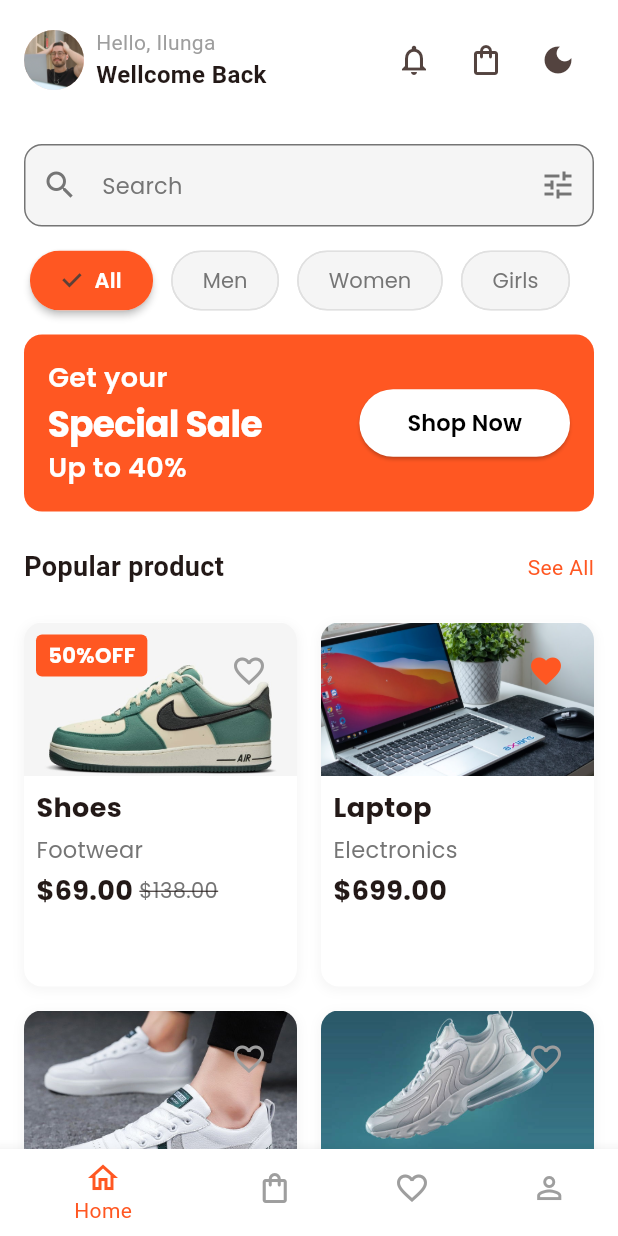
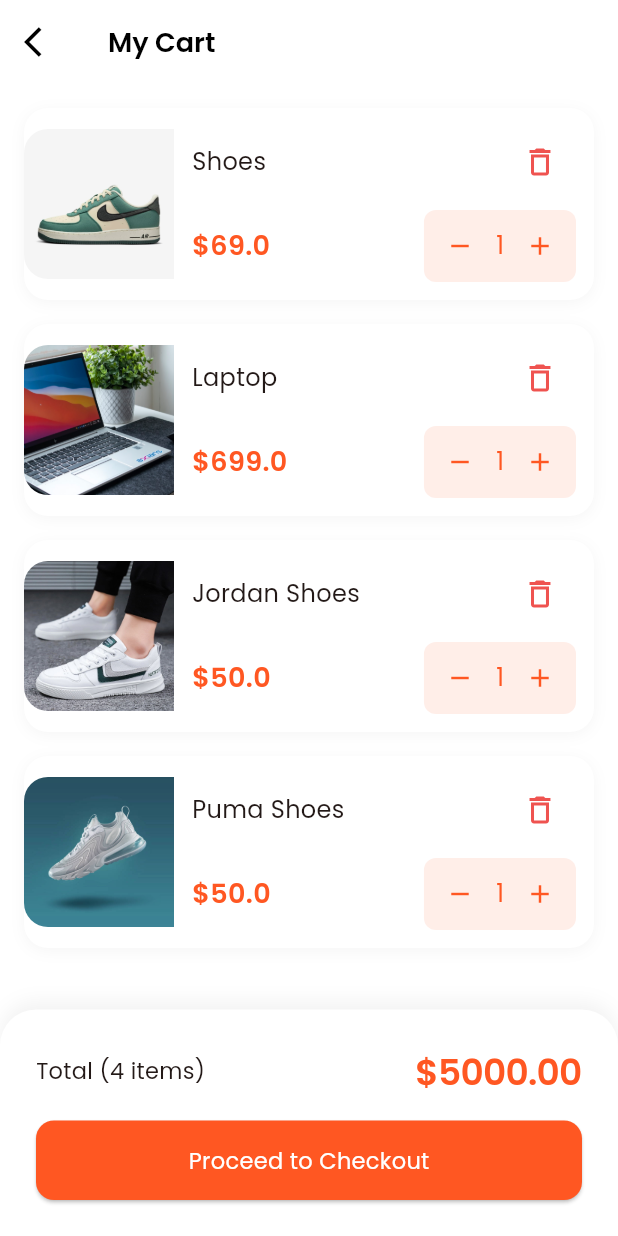
Before and after one commit to pribakil/flutter_ecom1, a Flutter app: the screen it shows after launch, after a tap on "Sign in", after a tap on the "shopping bag" icon, on a phone screen of 412 x 824 dp. Run offline on Flutter 3.47's test engine with Material 3 defaults, Android fonts, the phone set to English and light mode, and no system bars; our stand-ins replace get, get_storage, google_fonts, share_plus.

Commit message:
update: cart, shopping screens & some bottom Nav added

```diff
--- /dev/null
+++ b/lib/view/cart_screen.dart
@@ -0,0 +1,320 @@
+import 'package:ecom1_frontend/models/product.dart';
+import 'package:ecom1_frontend/utils/app_text_styles.dart';
+import 'package:flutter/material.dart';
+import 'package:get/get.dart';
+
+class CartScreen extends StatelessWidget {
+  const CartScreen({super.key});
+
+  @override
+  Widget build(BuildContext context) {
+    final isDark = Theme.of(context).brightness == Brightness.dark;
+    return Scaffold(
+      appBar: AppBar(
+        leading: IconButton(
+          onPressed: () => Get.back(),
+          icon: Icon(
+            Icons.arrow_back_ios,
+            color: isDark ? Colors.white : Colors.black,
+          ),
+        ),
+        title: Text(
+          "My Cart",
+          style: AppTextStyle.withColor(
+            AppTextStyle.h3,
+            isDark ? Colors.white : Colors.black,
+          ),
+        ),
+      ),
+      body: Column(
+        children: [
+          Expanded(
+            child: ListView.builder(
+              padding: EdgeInsets.all(16),
+              itemCount: products.length,
+              itemBuilder: (context, index) =>
+                  _buildCartItem(context, products[index]),
+            ),
+          ),
+          _buildCartItemSummary(context),
+        ],
+      ),
+    );
+  }
+
+  Widget _buildCartItem(BuildContext context, Product product) {
+    final isDark = Theme.of(context).brightness == Brightness.dark;
+
+    return Container(
+      margin: EdgeInsets.only(bottom: 16),
+      decoration: BoxDecoration(
+        color: Theme.of(context).cardColor,
+        borderRadius: BorderRadius.circular(16),
+        boxShadow: [
+          BoxShadow(
+            color: isDark
+                ? Colors.black.withOpacity(0.2)
+                : Colors.grey.withOpacity(0.1),
+            blurRadius: 8,
+            offset: const Offset(0, 2),
+          ),
+        ],
+      ),
+      child: Row(
+        children: [
+          ClipRRect(
+            borderRadius: const BorderRadius.horizontal(
+              left: Radius.circular(16),
+            ),
+            child: Image.asset(
+              product.imageUrl,
+              width: 100,
+              height: 100,
+              fit: BoxFit.cover,
+            ),
+          ),
+          Expanded(
+            child: Padding(
+              padding: EdgeInsets.all(12),
+              child: Column(
+                children: [
+                  Row(
+                    mainAxisAlignment: MainAxisAlignment.spaceBetween,
+                    children: [
+                      Expanded(
+                        child: Text(
+                          product.name,
+                          style: AppTextStyle.withColor(
+                            AppTextStyle.bodyLargeText,
+                            Theme.of(context).textTheme.bodyLarge!.color!,
+                          ),
+                          maxLines: 2,
+                          overflow: TextOverflow.ellipsis,
+                        ),
+                      ),
+                      IconButton(
+                        onPressed: () =>
+                            _showDeleteConfirmationDialog(context, product),
+                        icon: Icon(
+                          Icons.delete_outline,
+                          color: Colors.red[400],
+                        ),
+                      ),
+                    ],
+                  ),
+                  SizedBox(height: 8),
+                  Row(
+                    mainAxisAlignment: MainAxisAlignment.spaceBetween,
+                    children: [
+                      Text(
+                        "\$${product.price}",
+                        style: AppTextStyle.withColor(
+                          AppTextStyle.h3,
+                          Theme.of(context).primaryColor,
+                        ),
+                      ),
+                      Container(
+                        decoration: BoxDecoration(
+                          color: Theme.of(
+                            context,
+                          ).primaryColor.withOpacity(0.1),
+                          borderRadius: BorderRadius.circular(8),
+                        ),
+                        child: Row(
+                          children: [
+                            IconButton(
+                              onPressed: () {},
+                              icon: Icon(
+                                Icons.remove,
+                                size: 20,
+                                color: Theme.of(context).primaryColor,
+                              ),
+                            ),
+                            Text(
+                              "1",
+                              style: AppTextStyle.withColor(
+                                AppTextStyle.bodyLargeText,
+                                Theme.of(context).primaryColor,
+                              ),
+                            ),
+                            IconButton(
+                              onPressed: () {},
+                              icon: Icon(
+                                Icons.add,
+                                size: 20,
+                                color: Theme.of(context).primaryColor,
+                              ),
+                            ),
+                          ],
+                        ),
+                      ),
+                    ],
+                  ),
+                ],
+              ),
+            ),
+          ),
+        ],
+      ),
+    );
+  }
+
+  void _showDeleteConfirmationDialog(BuildContext context, Product product) {
+    final isDark = Theme.of(context).brightness == Brightness.dark;
+
+    Get.dialog(
+      AlertDialog(
+        backgroundColor: Theme.of(context).scaffoldBackgroundColor,
+        shape: RoundedRectangleBorder(borderRadius: BorderRadius.circular(16)),
+        contentPadding: EdgeInsets.all(24),
+        content: Column(
+          mainAxisSize: MainAxisSize.min,
+          children: [
+            Container(
+              padding: EdgeInsets.all(16),
+              decoration: BoxDecoration(
+                color: Colors.red[400]!.withOpacity(0.1),
+                shape: BoxShape.circle,
+              ),
+              child: Icon(
+                Icons.delete_outline,
+                color: Colors.red[400],
+                size: 32,
+              ),
+            ),
+            SizedBox(height: 24),
+            Text(
+              "Remove item",
+              style: AppTextStyle.withColor(
+                AppTextStyle.h3,
+                Theme.of(context).textTheme.bodyLarge!.color!,
+              ),
+            ),
+            SizedBox(height: 8),
+            Text(
+              "Are you sure you want to remove this item from your Cart ?",
+              textAlign: TextAlign.center,
+              style: AppTextStyle.withColor(
+                AppTextStyle.bodyMediumText,
+                isDark ? Colors.grey[400]! : Colors.grey[600]!,
+              ),
+            ),
+            SizedBox(height: 24),
+            Row(
+              children: [
+                Expanded(
+                  child: OutlinedButton(
+                    onPressed: () => Get.back(),
+                    style: OutlinedButton.styleFrom(
+                      padding: EdgeInsets.symmetric(vertical: 12),
+                      side: BorderSide(
+                        color: isDark ? Colors.white70 : Colors.black12,
+                      ),
+                      shape: RoundedRectangleBorder(
+                        borderRadius: BorderRadius.circular(12),
+                      ),
+                    ),
+                    child: Text(
+                      "Cancel",
+                      style: AppTextStyle.withColor(
+                        AppTextStyle.bodyMediumText,
+                        Theme.of(context).textTheme.bodyLarge!.color!,
+                      ),
+                    ),
+                  ),
+                ),
+                SizedBox(width: 16),
+                Expanded(
+                  child: ElevatedButton(
+                    onPressed: () {
+                      // Add delete logic here
+                      Get.back();
+                    },
+                    style: ElevatedButton.styleFrom(
+                      backgroundColor: Colors.red[400],
+                      padding: EdgeInsets.symmetric(vertical: 12),
+
+                      shape: RoundedRectangleBorder(
+                        borderRadius: BorderRadius.circular(12),
+                      ),
+                    ),
+                    child: Text(
+                      "Remove",
+                      style: AppTextStyle.withColor(
+                        AppTextStyle.bodyMediumText,
+                        Colors.white,
+                      ),
+                    ),
+                  ),
+                ),
+              ],
+            ),
+          ],
+        ),
+      ),
+      barrierColor: Colors.black54,
+    );
+  }
+
+  Widget _buildCartItemSummary(BuildContext context) {
+    return Container(
+      padding: EdgeInsets.all(24),
+      decoration: BoxDecoration(
+        color: Theme.of(context).cardColor,
+        borderRadius: const BorderRadius.vertical(top: Radius.circular(24)),
+        boxShadow: [
+          BoxShadow(
+            color: Colors.black.withOpacity(0.05),
+            blurRadius: 10,
+            offset: const Offset(0, -5),
+          ),
+        ],
+      ),
+      child: Column(
+        mainAxisSize: MainAxisSize.min,
+        children: [
+          Row(
+            mainAxisAlignment: MainAxisAlignment.spaceBetween,
+            children: [
+              Text(
+                "Total (4 items)",
+                style: AppTextStyle.withColor(
+                  AppTextStyle.bodyMediumText,
+                  Theme.of(context).textTheme.bodyLarge!.color!,
+                ),
+              ),
+              Text(
+                "\$5000.00",
+                style: AppTextStyle.withColor(
+                  AppTextStyle.h2,
+                  Theme.of(context).primaryColor,
+                ),
+              ),
+            ],
+          ),
+          SizedBox(height: 16),
+          SizedBox(
+            width: double.infinity,
+            child: ElevatedButton(
+              onPressed: () {},
+              style: ElevatedButton.styleFrom(
+                backgroundColor: Theme.of(context).primaryColor,
+                padding: const EdgeInsets.symmetric(vertical: 16),
+                shape: RoundedRectangleBorder(
+                  borderRadius: BorderRadius.circular(12),
+                ),
+              ),
+              child: Text(
+                "Proceed to Checkout",
+                style: AppTextStyle.withColor(
+                  AppTextStyle.bodyMediumText,
+                  Colors.white,
+                ),
+              ),
+            ),
+          ),
+        ],
+      ),
+    );
+  }
+}
--- a/lib/view/home_screen.dart
+++ b/lib/view/home_screen.dart
@@ -1,5 +1,6 @@
 import 'package:ecom1_frontend/controllers/theme_controller.dart';
 import 'package:ecom1_frontend/view/all_products_screen.dart';
+import 'package:ecom1_frontend/view/cart_screen.dart';
 import 'package:ecom1_frontend/view/widgets/category_chips.dart';
 import 'package:ecom1_frontend/view/widgets/sale_banner.dart';
 import 'package:ecom1_frontend/view/widgets/custom_search_bar.dart';
@@ -53,7 +54,7 @@ class HomeScreen extends StatelessWidget {
                   ),
 
                   IconButton(
-                    onPressed: () {},
+                    onPressed: () => Get.to(() => CartScreen()),
                     icon: Icon(Icons.shopping_bag_outlined),
                   ),
 
--- a/lib/view/shopping_screen.dart
+++ b/lib/view/shopping_screen.dart
@@ -1,3 +1,7 @@
+import 'package:ecom1_frontend/utils/app_text_styles.dart';
+import 'package:ecom1_frontend/view/widgets/category_chips.dart';
+import 'package:ecom1_frontend/view/widgets/filter_bottom_sheet.dart';
+import 'package:ecom1_frontend/view/widgets/product_grid.dart';
 import 'package:flutter/material.dart';
 
 class ShoppingScreen extends StatelessWidget {
@@ -5,6 +9,41 @@ class ShoppingScreen extends StatelessWidget {
 
   @override
   Widget build(BuildContext context) {
-    return Scaffold(appBar: AppBar(title: const Text("Shopping")));
+    final isDark = Theme.of(context).brightness == Brightness.dark;
+
+    return Scaffold(
+      backgroundColor: Theme.of(context).scaffoldBackgroundColor,
+      appBar: AppBar(
+        title: Text(
+          "Shopping",
+          style: AppTextStyle.withColor(
+            AppTextStyle.h3,
+            isDark ? Colors.white : Colors.black,
+          ),
+        ),
+        actions: [
+          IconButton(
+            onPressed: () {},
+            icon: Icon(
+              Icons.search,
+              color: isDark ? Colors.white : Colors.black,
+            ),
+          ),
+          IconButton(
+            onPressed: () => FilterBottomSheet.show(context),
+            icon: Icon(
+              Icons.filter_list,
+              color: isDark ? Colors.white : Colors.black,
+            ),
+          ),
+        ],
+      ),
+      body: const Column(
+        children: [
+          Padding(padding: EdgeInsets.only(top: 16), child: CategoryChips()),
+          Expanded(child: ProductGrid()),
+        ],
+      ),
+    );
   }
 }
--- a/lib/view/signin_screen.dart
+++ b/lib/view/signin_screen.dart
@@ -2,6 +2,7 @@ import 'package:ecom1_frontend/controllers/auth_controller.dart';
 import 'package:ecom1_frontend/utils/app_text_styles.dart';
 import 'package:ecom1_frontend/view/forgot_password_sreen.dart';
 import 'package:ecom1_frontend/view/main_screen.dart';
+import 'package:ecom1_frontend/view/shopping_screen.dart';
 import 'package:ecom1_frontend/view/signup_screen.dart';
 import 'package:ecom1_frontend/view/widgets/custom_text_field.dart';
 import 'package:flutter/material.dart';
```
